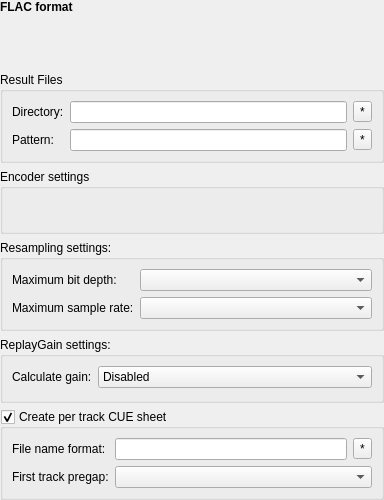
The window that gui/configdialog/profilewidget.ui (flacon/flacon) describes before a commit, drawn with Qt 5.
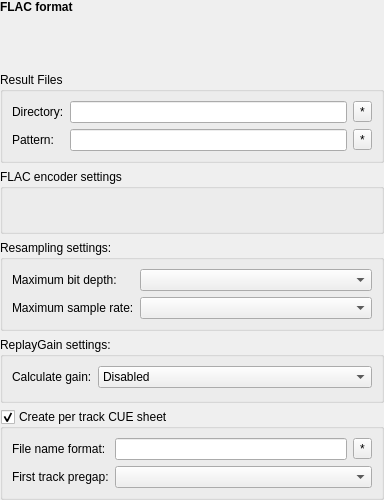
The same window after the commit. Custom widgets are drawn as their Qt base class.

Patch:
```diff
--- a/gui/configdialog/profilewidget.ui
+++ b/gui/configdialog/profilewidget.ui
@@ -149,7 +149,7 @@
    <item>
     <widget class="QGroupBox" name="encoderGroup">
      <property name="title">
-      <string>Encoder settings</string>
+      <string notr="true">FLAC encoder settings</string>
      </property>
      <property name="flat">
       <bool>true</bool>
```
